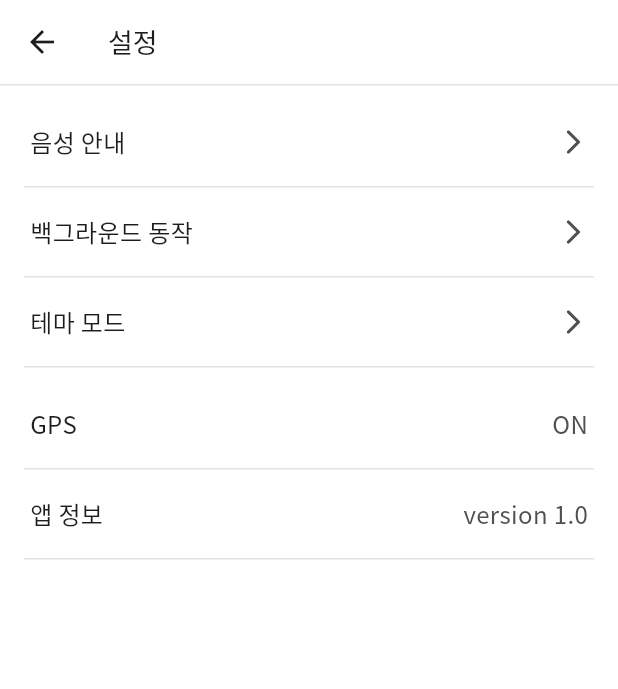
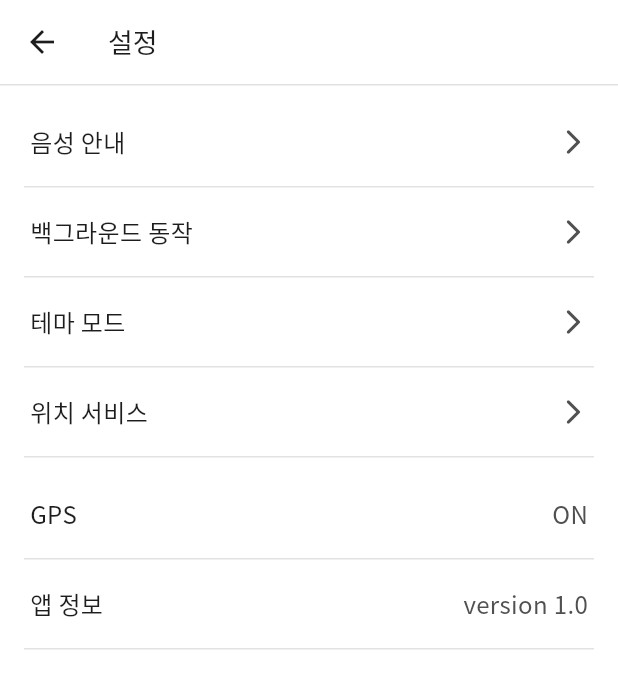
Before and after one commit to FaSBIL/OSSbasic-teamproject, a Flutter app: the screen it shows after launch, on a phone screen of 412 x 824 dp. Shown: the top 689 px of the screen. Run offline on Flutter 3.47's test engine with Material 3 defaults, Android fonts, the phone set to English and light mode, and no system bars; our stand-ins replace geolocator, sqflite; accounts and stored records are empty.

Commit message:
현재 위치 UI 화면에 출력하는 코드 추가 #55

```diff
--- a/shelter/frontend/lib/main.dart
+++ b/shelter/frontend/lib/main.dart
@@ -2,9 +2,11 @@ import 'package:flutter/material.dart'; // Flutter의 기본 UI 패키지를 가
 import 'package:shelter/screens/settings/SettingsMainScreens.dart';
 import 'screens/test.dart';
 import 'routes/AppRoutes.dart';
+import 'screens/location_screen.dart';
 
 void main() {
   // 앱의 시작점 (main 함수)
+  WidgetsFlutterBinding.ensureInitialized();
   runApp(const MyApp()); // MyApp 위젯을 실행해서 앱을 시작함
 }
 
--- a/shelter/frontend/lib/routes/AppRoutes.dart
+++ b/shelter/frontend/lib/routes/AppRoutes.dart
@@ -3,17 +3,20 @@ import '../screens/settings/SettingsMainScreens.dart';
 import '../screens/settings/VoiceGuideScreen.dart';
 import '../screens/settings/BackgroundActivityScreen.dart';
 import '../screens/settings/ThemeModeScreen.dart';
+import '../screens/location_screen.dart';
 
 class AppRoutes {
   static const String settings = '/settings';
   static const String voiceGuide = '/voiceGuide';
   static const String backgroundActivity = '/backgroundActivity';
   static const String themeMode = '/themeMode';
+  static const String location = '/location';
 
   static Map<String, WidgetBuilder> routes = {
     settings: (context) => const SettingsMainScreen(),
     voiceGuide: (context) => const VoiceGuideScreen(),
     backgroundActivity: (context) => const BackgroundActivityScreen(),
     themeMode: (context) => const ThemeModeScreen(),
+    location: (context) => const LocationScreen(),
   };
 }
--- a/shelter/frontend/lib/screens/settings/SettingsMainScreens.dart
+++ b/shelter/frontend/lib/screens/settings/SettingsMainScreens.dart
@@ -47,6 +47,15 @@ class SettingsMainScreen extends StatelessWidget {
                       () => Navigator.pushNamed(context, AppRoutes.themeMode),
                 ),
 
+                SettingsNavItem(
+                  label: '위치 서비스',
+                  onTap:
+                      () => Navigator.pushNamed(
+                        context,
+                        AppRoutes.location,
+                      ), // 위치 화면으로 이동
+                ),
+
                 const SizedBox(height: 8),
 
                 const ConfigItem(label: 'GPS', value: 'ON'),
```
